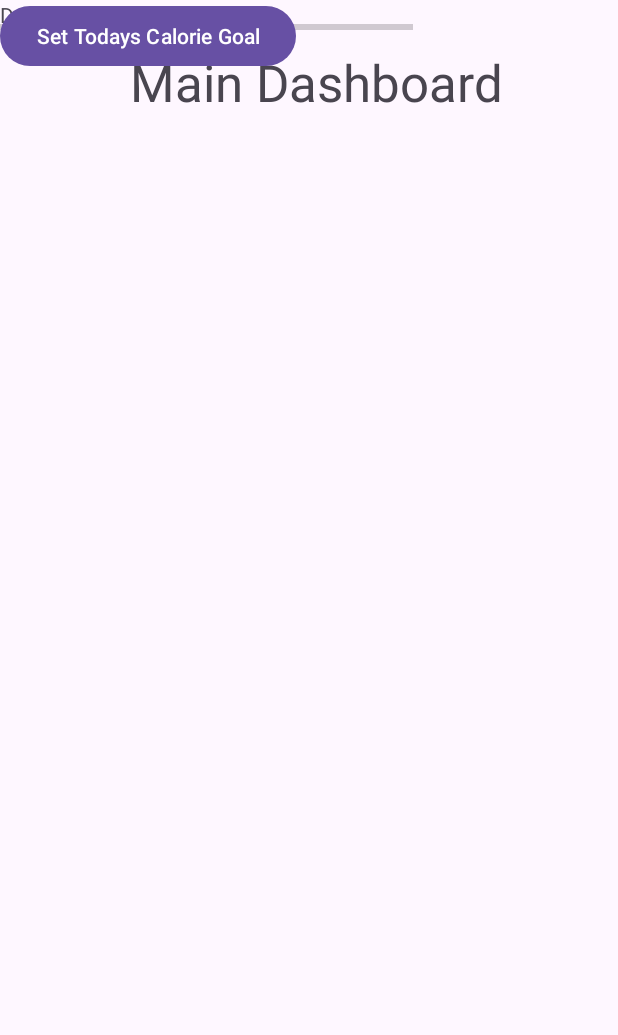
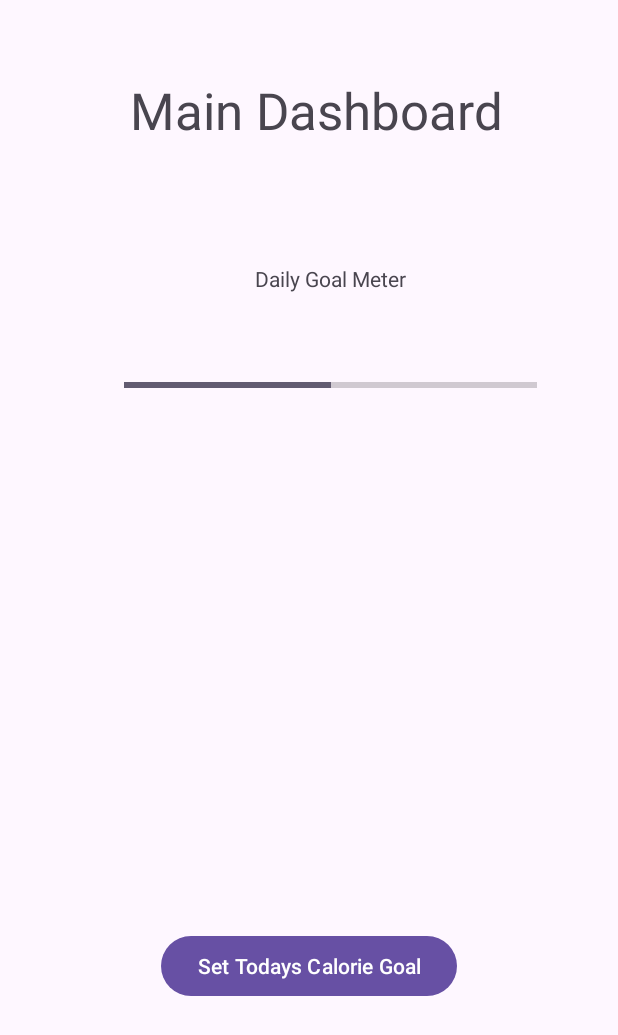
Before and after one commit to Maxwell12345678910/TotalHealth-PLUS, an Android app: the fragment SecondFragment shown on its own in the app's theme, on a phone screen of 412 x 824 dp. Shown: the top 1035 px of the screen. Run offline under Robolectric (Android 15) with nearby library versions, the phone set to English and light mode, and no system bars.

Commit message:
added some stuff for meter and cleaned up code for second fragment, should proceed to other fragments for cleanpu and inform

```diff
--- a/app/src/main/java/com/gamecodeschool/totalhealthplus/SecondFragment.java
+++ b/app/src/main/java/com/gamecodeschool/totalhealthplus/SecondFragment.java
@@ -7,59 +7,40 @@ import androidx.fragment.app.Fragment;
 import android.view.LayoutInflater;
 import android.view.View;
 import android.view.ViewGroup;
+import android.widget.ProgressBar;
 
-/**
- * A simple {@link Fragment} subclass.
- * Use the {@link SecondFragment#newInstance} factory method to
- * create an instance of this fragment.
- */
+
+
 public class SecondFragment extends Fragment {
 
-    // TODO: Rename parameter arguments, choose names that match
-    // the fragment initialization parameters, e.g. ARG_ITEM_NUMBER
-    private static final String ARG_PARAM1 = "param1";
-    private static final String ARG_PARAM2 = "param2";
-
-    // TODO: Rename and change types of parameters
-    private String mParam1;
-    private String mParam2;
-
-    public SecondFragment() {
-        // Required empty public constructor
-    }
-
-    /**
-     * @param param1 Parameter 1.
-     * @param param2 Parameter 2.
-     * @return A new instance of fragment SecondFragment.
-     */
-    // TODO: Rename and change types and number of parameters
-    public static SecondFragment newInstance(String param1, String param2) {
-        SecondFragment fragment = new SecondFragment();
-        Bundle args = new Bundle();
-        args.putString(ARG_PARAM1, param1);
-        args.putString(ARG_PARAM2, param2);
-        fragment.setArguments(args);
-        return fragment;
-    }
+    ProgressBar progressBar;
 
     @Override
     public void onCreate(Bundle savedInstanceState) {
         super.onCreate(savedInstanceState);
-        if (getArguments() != null) {
-            mParam1 = getArguments().getString(ARG_PARAM1);
-            mParam2 = getArguments().getString(ARG_PARAM2);
-        }
     }
 
     @Override
     public View onCreateView(LayoutInflater inflater, ViewGroup container,
                              Bundle savedInstanceState) {
         // Inflate the layout for this fragment
-        return inflater.inflate(R.layout.fragment_second, container, false);
+        View view = inflater.inflate(R.layout.fragment_second, container, false);
+
+        progressBar = view.findViewById(R.id.progBar);
+        updateProgress(50);
+
+
+
+        return view;
+
     }
 
 
+    public void updateProgress(int progress) {
+        if (progressBar != null) {
+            progressBar.setProgress(progress);
+        }
+    }
 
 
 }
--- a/app/src/main/res/layout/fragment_second.xml
+++ b/app/src/main/res/layout/fragment_second.xml
@@ -1,6 +1,5 @@
 <?xml version="1.0" encoding="utf-8"?>
-<androidx.constraintlayout.widget.ConstraintLayout
-    xmlns:android="http://schemas.android.com/apk/res/android"
+<androidx.constraintlayout.widget.ConstraintLayout xmlns:android="http://schemas.android.com/apk/res/android"
     xmlns:app="http://schemas.android.com/apk/res-auto"
     xmlns:tools="http://schemas.android.com/tools"
     android:layout_width="match_parent"
@@ -10,38 +9,49 @@
     <TextView
         android:id="@+id/textView"
         android:layout_width="333dp"
-        android:layout_height="53dp"
+        android:layout_height="0dp"
         android:layout_marginTop="28dp"
+        android:layout_marginBottom="57dp"
         android:gravity="center"
         android:text="Main Dashboard"
         android:textSize="34sp"
+        app:layout_constraintBottom_toTopOf="@+id/textView10"
         app:layout_constraintEnd_toEndOf="parent"
         app:layout_constraintHorizontal_bias="0.562"
         app:layout_constraintStart_toStartOf="parent"
         app:layout_constraintTop_toTopOf="parent" />
 
     <ProgressBar
-        android:id="@+id/progressBar2"
+        android:id="@+id/progBar"
         style="?android:attr/progressBarStyleHorizontal"
         android:layout_width="275dp"
-        android:layout_height="36dp"
-        tools:layout_editor_absoluteX="82dp"
-        tools:layout_editor_absoluteY="173dp" />
+        android:layout_height="0dp"
+        android:layout_marginEnd="54dp"
+        android:layout_marginBottom="318dp"
+        app:layout_constraintBottom_toTopOf="@+id/button9"
+        app:layout_constraintEnd_toEndOf="parent"
+        app:layout_constraintTop_toBottomOf="@+id/textView10" />
 
     <TextView
         android:id="@+id/textView10"
         android:layout_width="wrap_content"
         android:layout_height="wrap_content"
+        android:layout_marginBottom="16dp"
         android:text="Daily Goal Meter"
-        tools:layout_editor_absoluteX="168dp"
-        tools:layout_editor_absoluteY="138dp" />
+        app:layout_constraintBottom_toTopOf="@+id/progBar"
+        app:layout_constraintEnd_toEndOf="@+id/progBar"
+        app:layout_constraintStart_toStartOf="@+id/progBar"
+        app:layout_constraintTop_toBottomOf="@+id/textView" />
 
     <Button
         android:id="@+id/button9"
         android:layout_width="wrap_content"
         android:layout_height="wrap_content"
+        android:layout_marginBottom="156dp"
         android:text="Set Todays Calorie Goal"
-        tools:layout_editor_absoluteX="105dp"
-        tools:layout_editor_absoluteY="527dp" />
+        app:layout_constraintBottom_toBottomOf="parent"
+        app:layout_constraintEnd_toEndOf="parent"
+        app:layout_constraintStart_toStartOf="parent"
+        app:layout_constraintTop_toBottomOf="@+id/progBar" />
 
 </androidx.constraintlayout.widget.ConstraintLayout>
```
